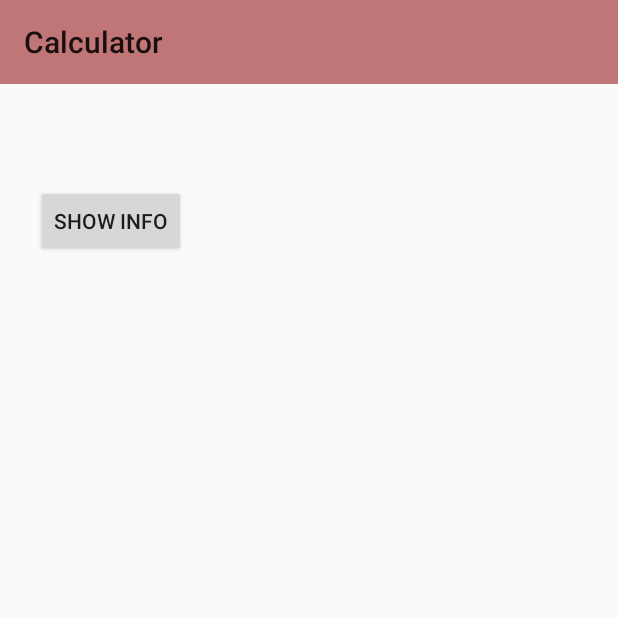
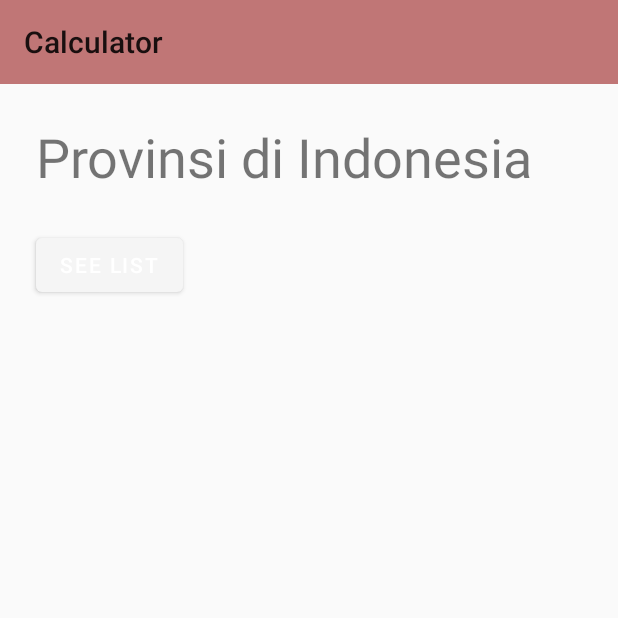
Before and after one commit to azmi-03-23/ujian_mobile, an Android app built with Jetpack Compose: the screen it shows after launch (MainActivity), on a phone screen of 412 x 824 dp, the top half of it. Run offline under Robolectric (Android 15) with nearby library versions, the phone set to English and light mode, and no system bars; 1 statement that could not run was skipped.

```diff
--- a/app/src/main/java/com/example/twoactivities/NetworkUtils.java
+++ b/app/src/main/java/com/example/twoactivities/NetworkUtils.java
@@ -9,12 +9,14 @@ import java.net.MalformedURLException;
 import java.net.URL;
 
 public class NetworkUtils {
-    public static String getInfoGempa() throws MalformedURLException {
+    public static String getInfoProvinsi() throws MalformedURLException {
         HttpURLConnection urlConnection = null;
         BufferedReader reader = null;
 
+        //download
         final String mURL;
-        mURL = "https://data.bmkg.go.id/DataMKG/TEWS/autogempa.json";
+        mURL = "https://backend.kemendagri.go.id/files/Daftar%20Alamat%20Kantor%20Prov-Kab-Kota.pdf";
+        //copyURLToFile(mURL, "android.resource://com.example.twoactivities/assets/abc.pdf", 30000, 60000);
         String infoGempaJSONString;
 
         URL requestURL = new URL(mURL);
--- /dev/null
+++ b/app/src/main/java/com/example/twoactivities/ProvinceListAdapter.java
@@ -0,0 +1,60 @@
+package com.example.twoactivities;
+
+import android.content.Context;
+import android.view.LayoutInflater;
+import android.view.View;
+import android.view.ViewGroup;
+import android.widget.ImageView;
+import android.widget.TextView;
+
+import androidx.annotation.NonNull;
+import androidx.recyclerview.widget.RecyclerView;
+
+import java.util.LinkedList;
+
+public class ProvinceListAdapter extends RecyclerView.Adapter<ProvinceListAdapter.ProvinceViewHolder>{
+    class ProvinceViewHolder extends RecyclerView.ViewHolder{
+
+        public final ImageView mImageView;
+        public final TextView mTextView;
+        final ProvinceListAdapter mAdapter;
+
+        public ProvinceViewHolder(View itemView, ProvinceListAdapter adapter){
+            super(itemView);
+
+            this.mAdapter = adapter;
+
+            this.mImageView = itemView.findViewById(R.id.province_image);
+            this.mTextView = itemView.findViewById(R.id.province_name);
+        }
+
+    }
+
+    private final LinkedList<Province> mProvinceList;
+    private LayoutInflater mInflater;
+
+    public ProvinceListAdapter(Context context, LinkedList<Province> provinceList){
+        mInflater = LayoutInflater.from(context);
+        this.mProvinceList = provinceList;
+    }
+
+    @NonNull
+    @Override
+    public ProvinceViewHolder onCreateViewHolder(@NonNull ViewGroup parent, int viewType) {
+        View mItemView = mInflater.inflate(R.layout.provincelist_item, parent, false);
+        return new ProvinceViewHolder(mItemView, this);
+    }
+
+    @Override
+    public void onBindViewHolder(@NonNull ProvinceViewHolder holder, int position) {
+        Province mCurrent = mProvinceList.get(position);
+        holder.mImageView.setImageDrawable(mCurrent.getImageResource());
+        holder.mTextView.setText(mCurrent.getName());
+    }
+
+    @Override
+    public int getItemCount() {
+        return mProvinceList.size();
+    }
+
+}
--- /dev/null
+++ b/app/src/main/java/com/example/twoactivities/RecyclerItemClickListener.java
@@ -0,0 +1,46 @@
+package com.example.twoactivities;
+
+import android.content.Context;
+import android.view.GestureDetector;
+import android.view.MotionEvent;
+import android.view.View;
+
+import androidx.recyclerview.widget.RecyclerView;
+
+public class RecyclerItemClickListener implements RecyclerView.OnItemTouchListener {
+    private OnItemClickListener mListener;
+
+    public interface OnItemClickListener {
+        public void onItemClick(View view, int position);
+    }
+
+    GestureDetector mGestureDetector;
+
+    public RecyclerItemClickListener(Context context, OnItemClickListener listener) {
+        mListener = listener;
+        mGestureDetector = new GestureDetector(context, new GestureDetector.SimpleOnGestureListener() {
+            @Override
+            public boolean onSingleTapUp(MotionEvent e) {
+                return true;
+            }
+        });
+    }
+
+    @Override
+    public boolean onInterceptTouchEvent(RecyclerView view, MotionEvent e) {
+        View childView = view.findChildViewUnder(e.getX(), e.getY());
+        if (childView != null && mListener != null && mGestureDetector.onTouchEvent(e)) {
+            mListener.onItemClick(childView, view.getChildAdapterPosition(childView));
+        }
+        return false;
+    }
+
+    @Override
+    public void onTouchEvent(RecyclerView view, MotionEvent motionEvent) {
+    }
+
+    @Override
+    public void onRequestDisallowInterceptTouchEvent(boolean disallowIntercept) {
+
+    }
+}
--- a/app/src/main/res/layout/activity_main.xml
+++ b/app/src/main/res/layout/activity_main.xml
@@ -14,26 +14,43 @@
         android:background="@color/colorAccent"
         app:layout_constraintStart_toStartOf="parent"
         app:layout_constraintTop_toTopOf="parent" />
-
-    <TextView
-        android:id="@+id/show_info_gempa"
+    <LinearLayout
+        android:layout_height="wrap_content"
         android:layout_width="match_parent"
-        android:layout_height="wrap_content"
-        android:layout_margin="@dimen/activity_margin"
         android:orientation="vertical"
         app:layout_constraintTop_toBottomOf="@id/my_toolbar"
         app:layout_constraintStart_toStartOf="parent">
-    </TextView>
+        <TextView
+            android:id="@+id/provinsi_indonesia"
+            android:layout_width="match_parent"
+            android:layout_height="wrap_content"
+            android:layout_margin="@dimen/activity_margin"
+            android:orientation="vertical"
+            android:text="@string/provinsi_di_indonesia"
+            android:textSize="36sp"
+            android:gravity="start">
+        </TextView>
 
-    <Button
-        android:layout_height="wrap_content"
-        android:layout_width="wrap_content"
-        android:id="@+id/button_show"
-        android:onClick="invoke"
-        android:text="Show Info"
-        android:layout_margin="@dimen/activity_margin"
-        app:layout_constraintTop_toBottomOf="@+id/show_info_gempa"
-        app:layout_constraintStart_toStartOf="parent">
-    </Button>
+        <com.google.android.material.button.MaterialButton
+            android:id="@+id/see_list"
+            android:layout_width="wrap_content"
+            android:layout_height="wrap_content"
+            android:text="@string/see_list"
+            android:onClick="invoke"
+            android:layout_marginHorizontal="24dp"
+            />
+
+        <TextView
+            android:id="@+id/test"
+            android:layout_width="match_parent"
+            android:layout_height="wrap_content"
+            android:layout_margin="@dimen/activity_margin"></TextView>
+
+        <androidx.recyclerview.widget.RecyclerView
+            android:id="@+id/recyclerview"
+            android:layout_width="match_parent"
+            android:layout_height="wrap_content"
+            android:layout_marginHorizontal="@dimen/activity_margin"></androidx.recyclerview.widget.RecyclerView>
+    </LinearLayout>
 
 </androidx.constraintlayout.widget.ConstraintLayout>
--- a/app/src/main/res/layout/activity_maps.xml
+++ b/app/src/main/res/layout/fragment_maps.xml
@@ -1,9 +1,8 @@
 <?xml version="1.0" encoding="utf-8"?>
 <fragment xmlns:android="http://schemas.android.com/apk/res/android"
-    xmlns:map="http://schemas.android.com/apk/res-auto"
     xmlns:tools="http://schemas.android.com/tools"
     android:id="@+id/map"
     android:name="com.google.android.gms.maps.SupportMapFragment"
     android:layout_width="match_parent"
     android:layout_height="match_parent"
-    tools:context=".MapsActivity" />
+    tools:context=".MapsFragment" />
--- a/app/src/main/res/values/strings.xml
+++ b/app/src/main/res/values/strings.xml
@@ -5,4 +5,8 @@
     <string name="bad_network_connection">Please check your network connection and try again.</string>
     <string name="no_results">Tidak Ada Info Gempa</string>
     <string name="title_activity_maps">MapsActivity</string>
+    <string name="title_activity_detail">DetailActivity</string>
+    <string name="see_detail">See detail</string>
+    <string name="see_list">See List</string>
+    <string name="provinsi_di_indonesia">Provinsi di Indonesia</string>
 </resources>
--- a/app/src/main/res/values/themes.xml
+++ b/app/src/main/res/values/themes.xml
@@ -1,7 +1,6 @@
 <?xml version="1.0" encoding="utf-8"?>
 <resources>
 
-    <style name="Theme.TwoActivities" parent="Theme.AppCompat.Light.NoActionBar">
-    </style>
+    <style name="Theme.TwoActivities" parent="Theme.AppCompat.Light.NoActionBar"></style>
 
 </resources>
```
Also changed, not shown: app/build.gradle (+5 -3 lines), app/src/main/AndroidManifest.xml (+9 -6 lines), app/src/main/java/com/example/twoactivities/DetailActivity.java (added, +49 -0 lines), app/src/main/java/com/example/twoactivities/MainActivity.java (+45 -33 lines), app/src/main/java/com/example/twoactivities/MapsActivity.java (deleted, +0 -51 lines), app/src/main/java/com/example/twoactivities/MapsFragment.java (added, +57 -0 lines), app/src/main/java/com/example/twoactivities/Province.java (added, +36 -0 lines), app/src/main/res/layout/activity_detail.xml (added, +71 -0 lines), app/src/main/res/layout/provincelist_item.xml (added, +45 -0 lines).
